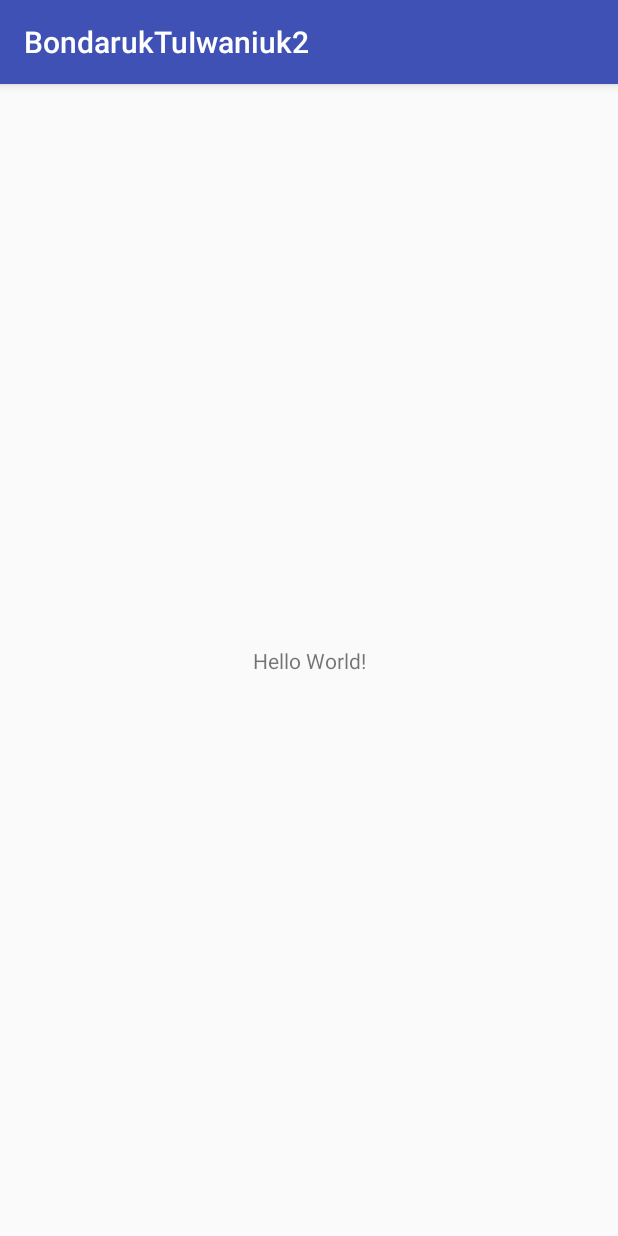
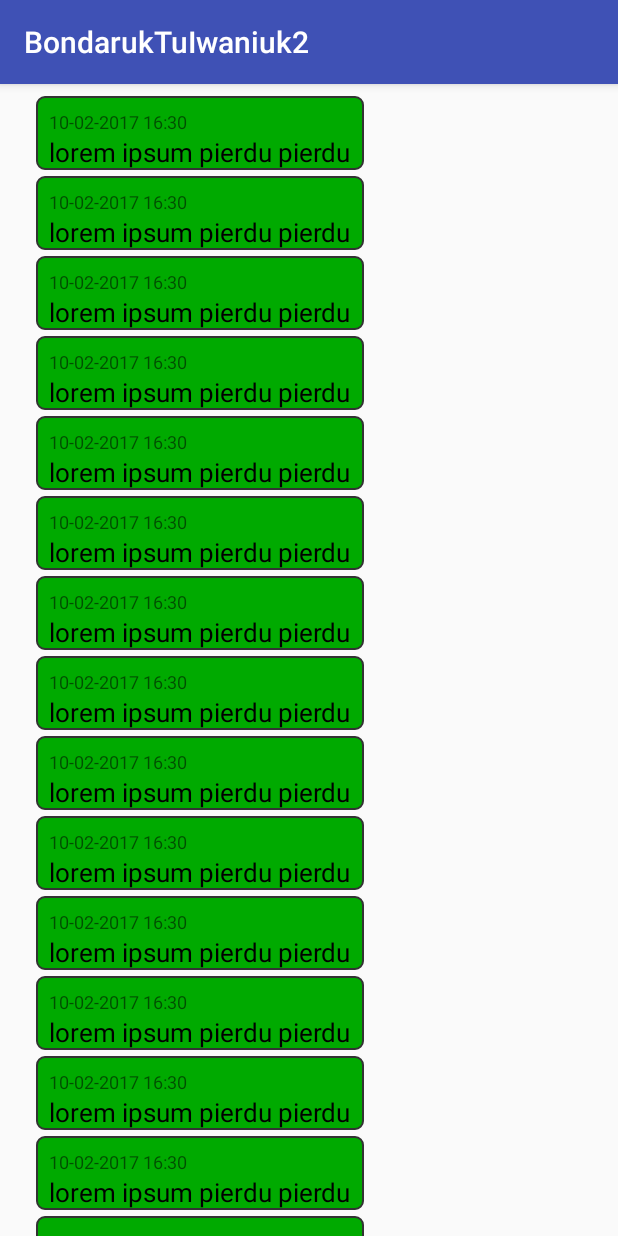
Before and after one commit to piekaa/komunikator, an Android app: the screen it shows after launch (MessagesActivity), on a phone screen of 412 x 824 dp. Run offline under Robolectric (Android 15) with nearby library versions, the phone set to English and light mode, and no system bars.

Commit message:
Added RecyclerView

```diff
--- a/app/build.gradle
+++ b/app/build.gradle
@@ -37,5 +37,6 @@ dependencies {
     compile group: 'com.google.code.gson', name: 'gson', version: '2.7'
     compile 'com.android.support:appcompat-v7:25.3.1'
     compile 'com.android.support.constraint:constraint-layout:1.0.2'
+    compile 'com.android.support:recyclerview-v7:25.1.0'
     testCompile 'junit:junit:4.12'
 }
--- a/app/src/main/java/pl/noip/piekaa/bondaruktuiwaniuk2/MessagesActivity.java
+++ b/app/src/main/java/pl/noip/piekaa/bondaruktuiwaniuk2/MessagesActivity.java
@@ -2,18 +2,34 @@ package pl.noip.piekaa.bondaruktuiwaniuk2;
 
 import android.support.v7.app.AppCompatActivity;
 import android.os.Bundle;
+import android.support.v7.widget.LinearLayoutManager;
+import android.support.v7.widget.RecyclerView;
 
 import pl.noip.piekaa.bondaruktuiwaniuk2.core.Core;
+import pl.noip.piekaa.bondaruktuiwaniuk2.ui.MessageRecyclerAdapter;
 
 
 public class MessagesActivity extends AppCompatActivity {
+
+
+    RecyclerView messageRecyclerView;
 
     @Override
     protected void onCreate(Bundle savedInstanceState) {
         super.onCreate(savedInstanceState);
 
         Core.Initialize();
+        setContentView(R.layout.activity_messages);
 
-        setContentView(R.layout.activity_messages);
+        messageRecyclerView = (RecyclerView) findViewById(R.id.rv_messages);
+
+        messageRecyclerView.setLayoutManager(new LinearLayoutManager(this));
+
+
+        MessageRecyclerAdapter adapter = new MessageRecyclerAdapter(100);
+        messageRecyclerView.setAdapter(adapter);
+
+
+
     }
 }
--- /dev/null
+++ b/app/src/main/java/pl/noip/piekaa/bondaruktuiwaniuk2/ui/MessageRecyclerAdapter.java
@@ -0,0 +1,71 @@
+package pl.noip.piekaa.bondaruktuiwaniuk2.ui;
+
+import android.content.Context;
+import android.support.v7.widget.RecyclerView;
+import android.view.LayoutInflater;
+import android.view.View;
+import android.view.ViewGroup;
+import android.widget.TextView;
+
+import pl.noip.piekaa.bondaruktuiwaniuk2.R;
+
+/**
+ * Created by piekaa on 2017-04-26.
+ */
+
+public class MessageRecyclerAdapter extends  RecyclerView.Adapter<MessageRecyclerAdapter.MessageViewHolder>
+{
+
+
+    int itemCount;
+
+    public MessageRecyclerAdapter(int itemCount)
+    {
+        this.itemCount = itemCount;
+    }
+
+
+    @Override
+    public MessageViewHolder onCreateViewHolder(ViewGroup parent, int viewType)
+    {
+
+        Context context = parent.getContext();
+        int singleMessageLayoutId = R.layout.message_item;
+        LayoutInflater inflater = LayoutInflater.from(context);
+
+        boolean shouldAttachToParentImmediatley = false;
+
+        View view = inflater.inflate(singleMessageLayoutId, parent, shouldAttachToParentImmediatley);
+        MessageViewHolder viewHolder = new MessageViewHolder(view);
+
+        return viewHolder;
+    }
+
+    @Override
+    public void onBindViewHolder(MessageViewHolder holder, int position)
+    {
+
+    }
+
+    @Override
+    public int getItemCount()
+    {
+        return itemCount;
+    }
+
+    class MessageViewHolder extends RecyclerView.ViewHolder
+    {
+
+        TextView timeAndDaateTextView;
+        TextView messageTextView;
+
+        public MessageViewHolder(View itemView)
+        {
+            super(itemView);
+            timeAndDaateTextView = (TextView) itemView.findViewById(R.id.tv_rv_date_and_time);
+            messageTextView = (TextView) itemView.findViewById(R.id.tv_rv_message_content);
+
+        }
+    }
+
+}
--- /dev/null
+++ b/app/src/main/res/drawable/rounded_corners.xml
@@ -0,0 +1,15 @@
+<?xml version="1.0" encoding="utf-8"?>
+<shape xmlns:android="http://schemas.android.com/apk/res/android" >
+    <stroke
+        android:width="1dp"
+        android:color="@color/common_border_color" />
+
+    <solid android:color="#00AA00" />
+
+    <padding
+        android:left="1dp"
+        android:right="1dp"
+        android:top="1dp" />
+
+    <corners android:radius="5dp" />
+</shape>
--- a/app/src/main/res/layout/activity_messages.xml
+++ b/app/src/main/res/layout/activity_messages.xml
@@ -1,18 +1,18 @@
 <?xml version="1.0" encoding="utf-8"?>
-<android.support.constraint.ConstraintLayout xmlns:android="http://schemas.android.com/apk/res/android"
-    xmlns:app="http://schemas.android.com/apk/res-auto"
-    xmlns:tools="http://schemas.android.com/tools"
+
+<LinearLayout
+    xmlns:android="http://schemas.android.com/apk/res/android"
     android:layout_width="match_parent"
-    android:layout_height="match_parent"
-    tools:context="pl.noip.piekaa.bondaruktuiwaniuk2.MessagesActivity">
+    android:layout_height="match_parent">
 
-    <TextView
-        android:layout_width="wrap_content"
-        android:layout_height="wrap_content"
-        android:text="Hello World!"
-        app:layout_constraintBottom_toBottomOf="parent"
-        app:layout_constraintLeft_toLeftOf="parent"
-        app:layout_constraintRight_toRightOf="parent"
-        app:layout_constraintTop_toTopOf="parent" />
 
-</android.support.constraint.ConstraintLayout>
+
+    <android.support.v7.widget.RecyclerView
+        android:layout_marginTop="8dp"
+        android:id="@+id/rv_messages"
+        android:layout_width="match_parent"
+        android:layout_height="match_parent"/>
+
+
+
+</LinearLayout>
--- /dev/null
+++ b/app/src/main/res/layout/message_item.xml
@@ -0,0 +1,50 @@
+<?xml version="1.0" encoding="utf-8"?>
+<LinearLayout xmlns:android="http://schemas.android.com/apk/res/android"
+              android:orientation="vertical"
+              android:layout_width="match_parent"
+              android:layout_height="wrap_content"
+              android:layout_marginLeft="24dp"
+              android:layout_marginRight="24dp">
+
+
+
+            <LinearLayout
+                android:layout_width="wrap_content"
+                android:layout_height="wrap_content"
+                android:orientation="vertical"
+                android:background="@drawable/rounded_corners">
+
+                <TextView
+                    android:id="@+id/tv_rv_date_and_time"
+                    android:layout_width="wrap_content"
+                    android:layout_height="wrap_content"
+                    android:layout_marginTop="8dp"
+                    android:paddingLeft="8dp"
+                    android:paddingRight="8dp"
+                    android:text="10-02-2017 16:30"
+                    android:textSize="12sp"/>
+
+                <TextView
+                    android:id="@+id/tv_rv_message_content"
+                    android:layout_width="wrap_content"
+                    android:layout_height="wrap_content"
+                    android:paddingLeft="8dp"
+                    android:paddingRight="8dp"
+                    android:textColor="#000000"
+                    android:text="lorem ipsum pierdu pierdu"
+                    android:textSize="17sp"/>
+
+
+            </LinearLayout>
+
+
+
+
+
+
+            <TextView
+                android:layout_width="match_parent"
+                android:layout_height="4dp"/>
+
+
+</LinearLayout>
--- a/app/src/main/res/values/colors.xml
+++ b/app/src/main/res/values/colors.xml
@@ -3,4 +3,5 @@
     <color name="colorPrimary">#3F51B5</color>
     <color name="colorPrimaryDark">#303F9F</color>
     <color name="colorAccent">#FF4081</color>
+    <color name="common_border_color">#333333</color>
 </resources>
```
